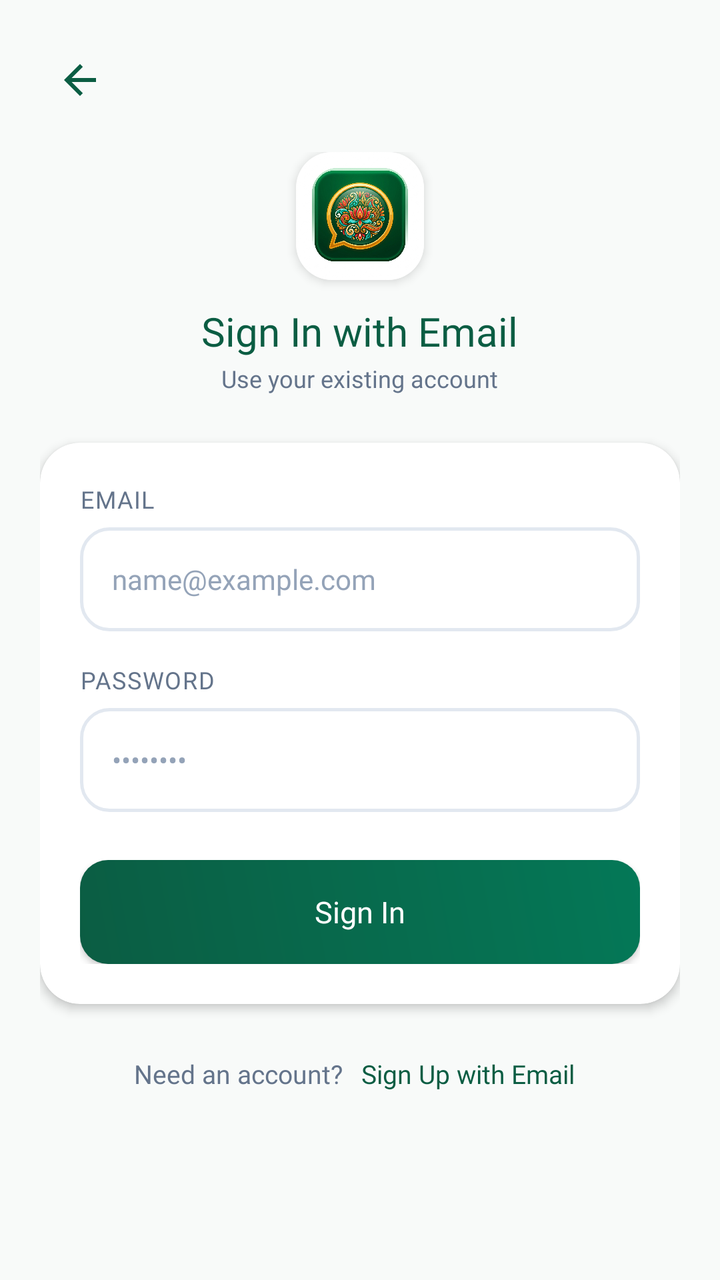
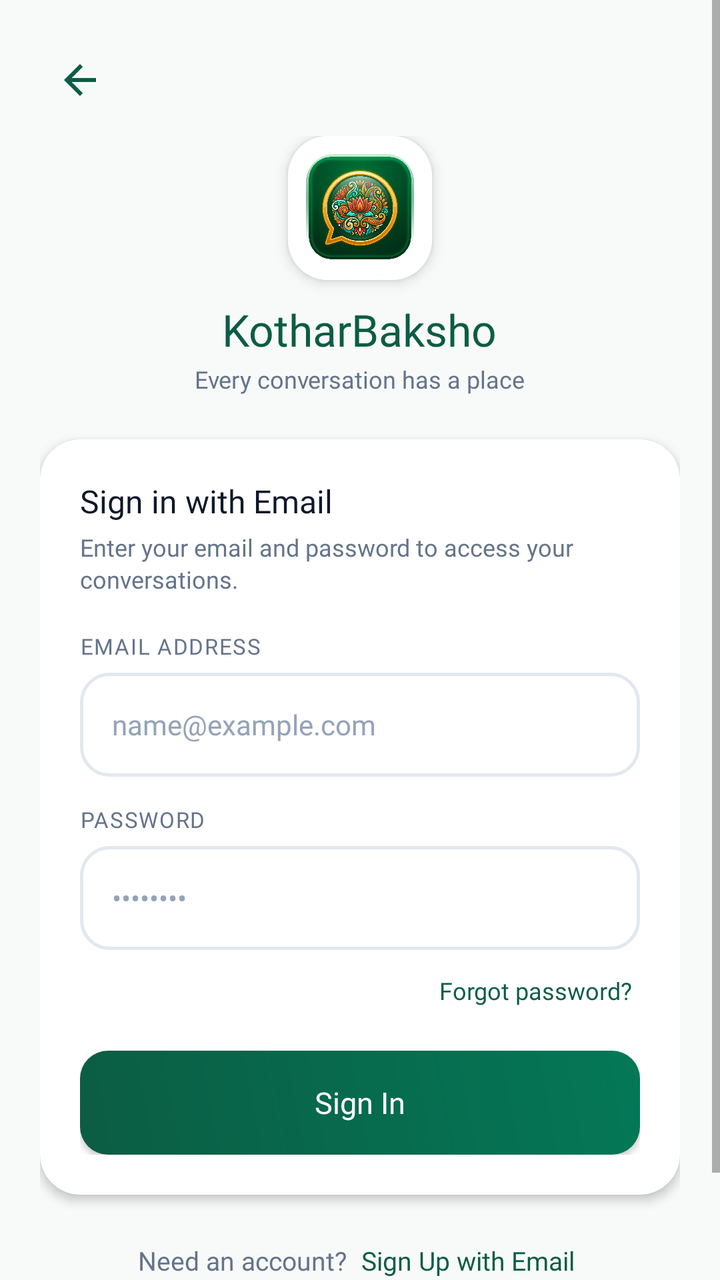

An Android layout rendered at two revisions. The XML below is the earlier revision; the diff shows what the commit changed to produce the second picture.
<!-- AndroidManifest.xml: application theme Theme.KotharBaksho -->
<!-- res/layout/activity_email_login.xml -->
<?xml version="1.0" encoding="utf-8"?>
<ScrollView xmlns:android="http://schemas.android.com/apk/res/android"
    xmlns:app="http://schemas.android.com/apk/res-auto"
    xmlns:tools="http://schemas.android.com/tools"
    android:layout_width="match_parent"
    android:layout_height="match_parent"
    android:background="@color/bg_main"
    android:fillViewport="true">

    <androidx.constraintlayout.widget.ConstraintLayout
        android:layout_width="match_parent"
        android:layout_height="wrap_content"
        android:paddingHorizontal="20dp"
        android:paddingVertical="20dp">

        <ImageView
            android:id="@+id/btnBackEmail"
            android:layout_width="40dp"
            android:layout_height="40dp"
            android:background="?attr/selectableItemBackgroundBorderless"
            android:padding="8dp"
            android:src="@drawable/ic_back_arrow"
            app:layout_constraintStart_toStartOf="parent"
            app:layout_constraintTop_toTopOf="parent"
            app:tint="@color/primary" />

        <LinearLayout
            android:id="@+id/emailHeader"
            android:layout_width="match_parent"
            android:layout_height="wrap_content"
            android:layout_marginTop="16dp"
            android:gravity="center"
            android:orientation="vertical"
            app:layout_constraintEnd_toEndOf="parent"
            app:layout_constraintStart_toStartOf="parent"
            app:layout_constraintTop_toBottomOf="@id/btnBackEmail">

            <androidx.cardview.widget.CardView
                android:layout_width="64dp"
                android:layout_height="64dp"
                app:cardCornerRadius="18dp"
                app:cardElevation="3dp">

                <ImageView
                    android:layout_width="match_parent"
                    android:layout_height="match_parent"
                    android:scaleType="centerCrop"
                    android:src="@drawable/app_logo" />
            </androidx.cardview.widget.CardView>

            <TextView
                android:layout_width="wrap_content"
                android:layout_height="wrap_content"
                android:layout_marginTop="12dp"
                android:fontFamily="@font/poppins_bold"
                android:text="Sign In with Email"
                android:textColor="@color/primary"
                android:textSize="20sp" />

            <TextView
                android:layout_width="wrap_content"
                android:layout_height="wrap_content"
                android:layout_marginTop="2dp"
                android:fontFamily="@font/poppins_regular"
                android:text="Use your existing account"
                android:textColor="@color/text_secondary"
                android:textSize="12sp" />

        </LinearLayout>

        <androidx.cardview.widget.CardView
            android:id="@+id/cardEmailForm"
            android:layout_width="match_parent"
            android:layout_height="wrap_content"
            android:layout_marginTop="24dp"
            app:cardBackgroundColor="@color/surface_card"
            app:cardCornerRadius="20dp"
            app:cardElevation="3dp"
            app:layout_constraintEnd_toEndOf="parent"
            app:layout_constraintStart_toStartOf="parent"
            app:layout_constraintTop_toBottomOf="@id/emailHeader">

            <LinearLayout
                android:layout_width="match_parent"
                android:layout_height="wrap_content"
                android:orientation="vertical"
                android:padding="20dp">

                <TextView
                    android:layout_width="wrap_content"
                    android:layout_height="wrap_content"
                    android:fontFamily="@font/poppins_bold"
                    android:letterSpacing="0.05"
                    android:text="EMAIL"
                    android:textColor="@color/text_secondary"
                    android:textSize="12sp" />

                <EditText
                    android:id="@+id/etEmail"
                    android:layout_width="match_parent"
                    android:layout_height="52dp"
                    android:layout_marginTop="6dp"
                    android:background="@drawable/bg_input_field"
                    android:fontFamily="@font/poppins_regular"
                    android:hint="name@example.com"
                    android:inputType="textEmailAddress"
                    android:paddingHorizontal="16dp"
                    android:textColor="@color/text_primary"
                    android:textColorHint="@color/text_hint"
                    android:textSize="14sp" />

                <TextView
                    android:layout_width="wrap_content"
                    android:layout_height="wrap_content"
                    android:layout_marginTop="16dp"
                    android:fontFamily="@font/poppins_bold"
                    android:letterSpacing="0.05"
                    android:text="PASSWORD"
                    android:textColor="@color/text_secondary"
                    android:textSize="12sp" />

                <EditText
                    android:id="@+id/etPassword"
                    android:layout_width="match_parent"
                    android:layout_height="52dp"
                    android:layout_marginTop="6dp"
                    android:background="@drawable/bg_input_field"
                    android:fontFamily="@font/poppins_regular"
                    android:hint="••••••••"
                    android:inputType="textPassword"
                    android:paddingHorizontal="16dp"
                    android:textColor="@color/text_primary"
                    android:textColorHint="@color/text_hint"
                    android:textSize="14sp" />

                <FrameLayout
                    android:layout_width="match_parent"
                    android:layout_height="52dp"
                    android:layout_marginTop="24dp">

                    <androidx.appcompat.widget.AppCompatButton
                        android:id="@+id/btnEmailSignIn"
                        android:layout_width="match_parent"
                        android:layout_height="match_parent"
                        android:background="@drawable/bg_btn_primary"
                        android:fontFamily="@font/poppins_bold"
                        android:text="Sign In"
                        android:textAllCaps="false"
                        android:textColor="@color/white"
                        android:textSize="15sp" />

                    <ProgressBar
                        android:id="@+id/emailProgress"
                        android:layout_width="26dp"
                        android:layout_height="26dp"
                        android:layout_gravity="center"
                        android:indeterminateTint="@color/white"
                        android:visibility="gone" />

                </FrameLayout>

            </LinearLayout>

        </androidx.cardview.widget.CardView>

        <LinearLayout
            android:id="@+id/registerEmailLinkLayout"
            android:layout_width="wrap_content"
            android:layout_height="wrap_content"
            android:layout_marginTop="20dp"
            android:gravity="center"
            android:orientation="horizontal"
            app:layout_constraintEnd_toEndOf="parent"
            app:layout_constraintStart_toStartOf="parent"
            app:layout_constraintTop_toBottomOf="@id/cardEmailForm">

            <TextView
                android:layout_width="wrap_content"
                android:layout_height="wrap_content"
                android:fontFamily="@font/poppins_regular"
                android:text="Need an account? "
                android:textColor="@color/text_secondary"
                android:textSize="13sp" />

            <TextView
                android:id="@+id/tvEmailSignUp"
                android:layout_width="wrap_content"
                android:layout_height="wrap_content"
                android:fontFamily="@font/poppins_bold"
                android:padding="6dp"
                android:text="Sign Up with Email"
                android:textColor="@color/primary"
                android:textSize="13sp" />

        </LinearLayout>

    </androidx.constraintlayout.widget.ConstraintLayout>

</ScrollView>
<!-- resources referenced by this layout -->
<resources>
  <color name="bg_main">#F8FAF9</color>
  <color name="primary">#0B5D43</color>
  <color name="surface_card">#FFFFFF</color>
  <color name="text_hint">#94A3B8</color>
  <color name="text_primary">#0F172A</color>
  <color name="text_secondary">#64748B</color>
  <color name="white">#FFFFFFFF</color>
  <!-- drawable app_logo: png bitmap (drawable-xhdpi, 474106 bytes) -->
  <!-- drawable bg_btn_primary (drawable) -->
  <?xml version="1.0" encoding="utf-8"?>
  <ripple xmlns:android="http://schemas.android.com/apk/res/android"
      android:color="#33FFFFFF">
      <item>
          <shape>
              <gradient
                  android:startColor="@color/primary"
                  android:endColor="@color/primary_variant"
                  android:angle="45" />
              <corners android:radius="14dp" />
          </shape>
      </item>
  </ripple>
  <!-- drawable bg_input_field (drawable) -->
  <?xml version="1.0" encoding="utf-8"?>
  <shape xmlns:android="http://schemas.android.com/apk/res/android">
      <solid android:color="@color/surface_card" />
      <stroke android:width="1.5dp" android:color="@color/divider_line" />
      <corners android:radius="14dp" />
  </shape>
  <!-- drawable ic_back_arrow (drawable) -->
  <vector xmlns:android="http://schemas.android.com/apk/res/android"
      android:width="24dp"
      android:height="24dp"
      android:viewportWidth="24"
      android:viewportHeight="24">
    <path
        android:fillColor="@android:color/white"
        android:pathData="M20,11H7.83l5.59,-5.59L12,4l-8,8 8,8 1.41,-1.41L7.83,13H20V11Z"/>
  </vector>
  <style name="Theme.KotharBaksho" parent="Theme.MaterialComponents.DayNight.NoActionBar">
          
          <item name="colorPrimary">@color/primary</item>
          <item name="colorPrimaryVariant">@color/primary_dark</item>
          <item name="colorOnPrimary">@color/white</item>
          
          <item name="colorSecondary">@color/accent_gold</item>
          <item name="colorSecondaryVariant">@color/accent_gold_dark</item>
          <item name="colorOnSecondary">@color/black</item>
          
          <item name="android:statusBarColor">@color/primary_dark</item>
          <item name="android:windowBackground">@color/bg_main</item>
      </style>
  <color name="primary_variant">#047857</color>
  <color name="divider_line">#E2E8F0</color>
  <color name="primary_dark">#064E3B</color>
  <color name="accent_gold">#F59E0B</color>
  <color name="accent_gold_dark">#D97706</color>
  <color name="black">#FF000000</color>
</resources>

<!-- the commit's change to res/layout/activity_email_login.xml (unified diff, before → after) -->
@@ -5,7 +5,8 @@
     android:layout_width="match_parent"
     android:layout_height="match_parent"
     android:background="@color/bg_main"
-    android:fillViewport="true">
+    android:fillViewport="true"
+    tools:context=".EmailLoginActivity">
 
     <androidx.constraintlayout.widget.ConstraintLayout
         android:layout_width="match_parent"
@@ -13,6 +14,7 @@
         android:paddingHorizontal="20dp"
         android:paddingVertical="20dp">
 
+        
         <ImageView
             android:id="@+id/btnBackEmail"
             android:layout_width="40dp"
@@ -24,11 +26,12 @@
             app:layout_constraintTop_toTopOf="parent"
             app:tint="@color/primary" />
 
+        
         <LinearLayout
             android:id="@+id/emailHeader"
-            android:layout_width="match_parent"
+            android:layout_width="wrap_content"
             android:layout_height="wrap_content"
-            android:layout_marginTop="16dp"
+            android:layout_marginTop="8dp"
             android:gravity="center"
             android:orientation="vertical"
             app:layout_constraintEnd_toEndOf="parent"
@@ -36,10 +39,10 @@
             app:layout_constraintTop_toBottomOf="@id/btnBackEmail">
 
             <androidx.cardview.widget.CardView
-                android:layout_width="64dp"
-                android:layout_height="64dp"
-                app:cardCornerRadius="18dp"
-                app:cardElevation="3dp">
+                android:layout_width="72dp"
+                android:layout_height="72dp"
+                app:cardCornerRadius="20dp"
+                app:cardElevation="4dp">
 
                 <ImageView
                     android:layout_width="match_parent"
@@ -51,28 +54,29 @@
             <TextView
                 android:layout_width="wrap_content"
                 android:layout_height="wrap_content"
-                android:layout_marginTop="12dp"
+                android:layout_marginTop="10dp"
                 android:fontFamily="@font/poppins_bold"
-                android:text="Sign In with Email"
+                android:text="@string/app_name_english"
                 android:textColor="@color/primary"
-                android:textSize="20sp" />
+                android:textSize="22sp" />
 
             <TextView
                 android:layout_width="wrap_content"
                 android:layout_height="wrap_content"
                 android:layout_marginTop="2dp"
                 android:fontFamily="@font/poppins_regular"
-                android:text="Use your existing account"
+                android:text="@string/tagline_english"
                 android:textColor="@color/text_secondary"
                 android:textSize="12sp" />
 
         </LinearLayout>
 
+        
         <androidx.cardview.widget.CardView
             android:id="@+id/cardEmailForm"
             android:layout_width="match_parent"
             android:layout_height="wrap_content"
-            android:layout_marginTop="24dp"
+            android:layout_marginTop="22dp"
             app:cardBackgroundColor="@color/surface_card"
             app:cardCornerRadius="20dp"
             app:cardElevation="3dp"
@@ -90,10 +94,30 @@
                     android:layout_width="wrap_content"
                     android:layout_height="wrap_content"
                     android:fontFamily="@font/poppins_bold"
+                    android:text="Sign in with Email"
+                    android:textColor="@color/text_primary"
+                    android:textSize="16sp" />
+
+                <TextView
+                    android:layout_width="wrap_content"
+                    android:layout_height="wrap_content"
+                    android:layout_marginTop="4dp"
+                    android:fontFamily="@font/poppins_regular"
+                    android:lineSpacingExtra="2dp"
+                    android:text="Enter your email and password to access your conversations."
+                    android:textColor="@color/text_secondary"
+                    android:textSize="12sp" />
+
+                
+                <TextView
+                    android:layout_width="wrap_content"
+                    android:layout_height="wrap_content"
+                    android:layout_marginTop="18dp"
+                    android:fontFamily="@font/poppins_bold"
                     android:letterSpacing="0.05"
-                    android:text="EMAIL"
-                    android:textColor="@color/text_secondary"
-                    android:textSize="12sp" />
+                    android:text="EMAIL ADDRESS"
+                    android:textColor="@color/text_secondary"
+                    android:textSize="11sp" />
 
                 <EditText
                     android:id="@+id/etEmail"
@@ -109,15 +133,16 @@
                     android:textColorHint="@color/text_hint"
                     android:textSize="14sp" />
 
-                <TextView
-                    android:layout_width="wrap_content"
-                    android:layout_height="wrap_content"
-                    android:layout_marginTop="16dp"
+                
+                <TextView
+                    android:layout_width="wrap_content"
+                    android:layout_height="wrap_content"
+                    android:layout_marginTop="14dp"
                     android:fontFamily="@font/poppins_bold"
                     android:letterSpacing="0.05"
                     android:text="PASSWORD"
                     android:textColor="@color/text_secondary"
-                    android:textSize="12sp" />
+                    android:textSize="11sp" />
 
                 <EditText
                     android:id="@+id/etPassword"
@@ -133,10 +158,24 @@
                     android:textColorHint="@color/text_hint"
                     android:textSize="14sp" />
 
+                
+                <TextView
+                    android:id="@+id/tvForgotPassword"
+                    android:layout_width="wrap_content"
+                    android:layout_height="wrap_content"
+                    android:layout_gravity="end"
+                    android:layout_marginTop="8dp"
+                    android:fontFamily="@font/poppins_bold"
+                    android:padding="4dp"
+                    android:text="Forgot password?"
+                    android:textColor="@color/primary"
+                    android:textSize="12sp" />
+
+                
                 <FrameLayout
                     android:layout_width="match_parent"
                     android:layout_height="52dp"
-                    android:layout_marginTop="24dp">
+                    android:layout_marginTop="18dp">
 
                     <androidx.appcompat.widget.AppCompatButton
                         android:id="@+id/btnEmailSignIn"
@@ -163,32 +202,52 @@
 
         </androidx.cardview.widget.CardView>
 
+        
         <LinearLayout
-            android:id="@+id/registerEmailLinkLayout"
+            android:id="@+id/bottomLinksLayout"
             android:layout_width="wrap_content"
             android:layout_height="wrap_content"
             android:layout_marginTop="20dp"
             android:gravity="center"
-            android:orientation="horizontal"
+            android:orientation="vertical"
             app:layout_constraintEnd_toEndOf="parent"
             app:layout_constraintStart_toStartOf="parent"
             app:layout_constraintTop_toBottomOf="@id/cardEmailForm">
 
+            <LinearLayout
+                android:layout_width="wrap_content"
+                android:layout_height="wrap_content"
+                android:gravity="center"
+                android:orientation="horizontal">
+
+                <TextView
+                    android:layout_width="wrap_content"
+                    android:layout_height="wrap_content"
+                    android:fontFamily="@font/poppins_regular"
+                    android:text="Need an account? "
+                    android:textColor="@color/text_secondary"
+                    android:textSize="13sp" />
+
+                <TextView
+                    android:id="@+id/tvEmailSignUp"
+                    android:layout_width="wrap_content"
+                    android:layout_height="wrap_content"
+                    android:fontFamily="@font/poppins_bold"
+                    android:padding="4dp"
+                    android:text="Sign Up with Email"
+                    android:textColor="@color/primary"
+                    android:textSize="13sp" />
+
+            </LinearLayout>
+
             <TextView
-                android:layout_width="wrap_content"
-                android:layout_height="wrap_content"
-                android:fontFamily="@font/poppins_regular"
-                android:text="Need an account? "
-                android:textColor="@color/text_secondary"
-                android:textSize="13sp" />
-
-            <TextView
-                android:id="@+id/tvEmailSignUp"
-                android:layout_width="wrap_content"
-                android:layout_height="wrap_content"
+                android:id="@+id/tvPhoneLogin"
+                android:layout_width="wrap_content"
+                android:layout_height="wrap_content"
+                android:layout_marginTop="6dp"
                 android:fontFamily="@font/poppins_bold"
                 android:padding="6dp"
-                android:text="Sign Up with Email"
+                android:text="Sign in with Phone Number"
                 android:textColor="@color/primary"
                 android:textSize="13sp" />
 
<!-- resource entries referenced after the edit -->
@@ -39,6 +39,8 @@
         android:fillColor="@android:color/white"
         android:pathData="M20,11H7.83l5.59,-5.59L12,4l-8,8 8,8 1.41,-1.41L7.83,13H20V11Z"/>
   </vector>
+  <string name="app_name_english">KotharBaksho</string>
+  <string name="tagline_english">Every conversation has a place</string>
   <style name="Theme.KotharBaksho" parent="Theme.MaterialComponents.DayNight.NoActionBar">
           
           <item name="colorPrimary">@color/primary</item>
